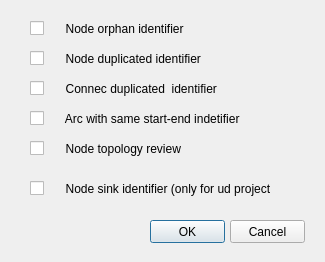
The window that ui/topology_tools.ui (Giswater/giswater_qgis_plugin) describes before a commit, drawn with Qt 5.
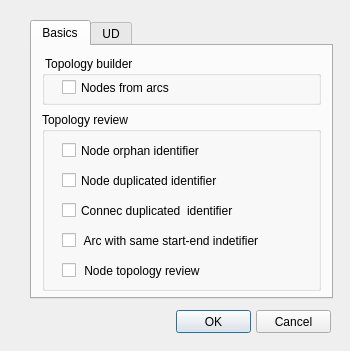
The same window after the commit.

```diff
--- a/ui/topology_tools.ui
+++ b/ui/topology_tools.ui
@@ -6,8 +6,8 @@
    <rect>
     <x>0</x>
     <y>0</y>
-    <width>325</width>
-    <height>262</height>
+    <width>350</width>
+    <height>351</height>
    </rect>
   </property>
   <property name="windowTitle">
@@ -16,8 +16,8 @@
   <widget class="QPushButton" name="btn_accept">
    <property name="geometry">
     <rect>
-     <x>150</x>
-     <y>220</y>
+     <x>176</x>
+     <y>310</y>
      <width>75</width>
      <height>23</height>
     </rect>
@@ -29,8 +29,8 @@
   <widget class="QPushButton" name="btn_cancel">
    <property name="geometry">
     <rect>
-     <x>230</x>
-     <y>220</y>
+     <x>256</x>
+     <y>310</y>
      <width>75</width>
      <height>23</height>
     </rect>
@@ -39,83 +39,223 @@
     <string>Cancel</string>
    </property>
   </widget>
-  <widget class="QCheckBox" name="check_node_duplicated">
-   <property name="geometry">
-    <rect>
-     <x>30</x>
-     <y>50</y>
-     <width>231</width>
-     <height>17</height>
-    </rect>
-   </property>
-   <property name="text">
-    <string>     Node duplicated identifier</string>
-   </property>
-  </widget>
-  <widget class="QCheckBox" name="check_connec_duplicated">
-   <property name="geometry">
-    <rect>
-     <x>30</x>
-     <y>80</y>
-     <width>221</width>
-     <height>17</height>
-    </rect>
-   </property>
-   <property name="text">
-    <string>     Connec duplicated  identifier</string>
-   </property>
-  </widget>
-  <widget class="QCheckBox" name="check_arc_same_startend">
-   <property name="geometry">
-    <rect>
-     <x>30</x>
-     <y>110</y>
-     <width>241</width>
-     <height>17</height>
-    </rect>
-   </property>
-   <property name="text">
-    <string>     Arc with same start-end indetifier</string>
-   </property>
-  </widget>
-  <widget class="QCheckBox" name="check_node_sink">
-   <property name="geometry">
-    <rect>
-     <x>30</x>
-     <y>180</y>
-     <width>241</width>
-     <height>17</height>
-    </rect>
-   </property>
-   <property name="text">
-    <string>     Node sink identifier (only for ud projects)</string>
-   </property>
-  </widget>
-  <widget class="QCheckBox" name="check_node_orphan">
+  <widget class="QTabWidget" name="tab_main">
    <property name="geometry">
     <rect>
      <x>30</x>
      <y>20</y>
-     <width>251</width>
-     <height>17</height>
+     <width>303</width>
+     <height>279</height>
     </rect>
    </property>
-   <property name="text">
-    <string>     Node orphan identifier</string>
+   <property name="currentIndex">
+    <number>0</number>
    </property>
-  </widget>
-  <widget class="QCheckBox" name="check_topology_repair">
-   <property name="geometry">
-    <rect>
-     <x>30</x>
-     <y>140</y>
-     <width>241</width>
-     <height>17</height>
-    </rect>
-   </property>
-   <property name="text">
-    <string>     Node topology review</string>
-   </property>
+   <widget class="QWidget" name="tab">
+    <attribute name="title">
+     <string>Basics</string>
+    </attribute>
+    <widget class="QGroupBox" name="groupBox">
+     <property name="geometry">
+      <rect>
+       <x>10</x>
+       <y>10</y>
+       <width>279</width>
+       <height>49</height>
+      </rect>
+     </property>
+     <property name="title">
+      <string> Topology builder</string>
+     </property>
+     <widget class="QCheckBox" name="check_arc_same_startend_4">
+      <property name="geometry">
+       <rect>
+        <x>20</x>
+        <y>23</y>
+        <width>271</width>
+        <height>17</height>
+       </rect>
+      </property>
+      <property name="text">
+       <string>Nodes from arcs</string>
+      </property>
+     </widget>
+    </widget>
+    <widget class="QGroupBox" name="groupBox_2">
+     <property name="geometry">
+      <rect>
+       <x>10</x>
+       <y>66</y>
+       <width>279</width>
+       <height>179</height>
+      </rect>
+     </property>
+     <property name="title">
+      <string>Topology review</string>
+     </property>
+     <widget class="QCheckBox" name="check_topology_repair_3">
+      <property name="geometry">
+       <rect>
+        <x>20</x>
+        <y>150</y>
+        <width>241</width>
+        <height>17</height>
+       </rect>
+      </property>
+      <property name="text">
+       <string> Node topology review</string>
+      </property>
+     </widget>
+     <widget class="QCheckBox" name="check_connec_duplicated_3">
+      <property name="geometry">
+       <rect>
+        <x>20</x>
+        <y>90</y>
+        <width>221</width>
+        <height>17</height>
+       </rect>
+      </property>
+      <property name="text">
+       <string>Connec duplicated  identifier</string>
+      </property>
+     </widget>
+     <widget class="QCheckBox" name="check_node_duplicated_3">
+      <property name="geometry">
+       <rect>
+        <x>20</x>
+        <y>60</y>
+        <width>231</width>
+        <height>17</height>
+       </rect>
+      </property>
+      <property name="text">
+       <string>Node duplicated identifier</string>
+      </property>
+     </widget>
+     <widget class="QCheckBox" name="check_arc_same_startend_3">
+      <property name="geometry">
+       <rect>
+        <x>20</x>
+        <y>120</y>
+        <width>241</width>
+        <height>17</height>
+       </rect>
+      </property>
+      <property name="text">
+       <string> Arc with same start-end indetifier</string>
+      </property>
+     </widget>
+     <widget class="QCheckBox" name="check_node_orphan_3">
+      <property name="geometry">
+       <rect>
+        <x>20</x>
+        <y>30</y>
+        <width>251</width>
+        <height>17</height>
+       </rect>
+      </property>
+      <property name="text">
+       <string>Node orphan identifier</string>
+      </property>
+     </widget>
+    </widget>
+   </widget>
+   <widget class="QWidget" name="tab_2">
+    <attribute name="title">
+     <string>UD</string>
+    </attribute>
+    <widget class="QGroupBox" name="groupBox_3">
+     <property name="geometry">
+      <rect>
+       <x>10</x>
+       <y>10</y>
+       <width>275</width>
+       <height>233</height>
+      </rect>
+     </property>
+     <property name="title">
+      <string>Review</string>
+     </property>
+     <widget class="QCheckBox" name="check_node_sink_4">
+      <property name="geometry">
+       <rect>
+        <x>18</x>
+        <y>86</y>
+        <width>241</width>
+        <height>17</height>
+       </rect>
+      </property>
+      <property name="text">
+       <string>Arcs sortint més alts que tubs</string>
+      </property>
+     </widget>
+     <widget class="QCheckBox" name="check_node_sink_3">
+      <property name="geometry">
+       <rect>
+        <x>18</x>
+        <y>56</y>
+        <width>241</width>
+        <height>17</height>
+       </rect>
+      </property>
+      <property name="text">
+       <string>Nodes sospitosos de ser reguladors</string>
+      </property>
+     </widget>
+     <widget class="QCheckBox" name="check_node_sink">
+      <property name="geometry">
+       <rect>
+        <x>18</x>
+        <y>26</y>
+        <width>241</width>
+        <height>20</height>
+       </rect>
+      </property>
+      <property name="text">
+       <string>Node sink identifier</string>
+      </property>
+     </widget>
+     <widget class="QCheckBox" name="check_node_sink_5">
+      <property name="geometry">
+       <rect>
+        <x>18</x>
+        <y>116</y>
+        <width>241</width>
+        <height>17</height>
+       </rect>
+      </property>
+      <property name="text">
+       <string>Ars interseccionats</string>
+      </property>
+     </widget>
+     <widget class="QCheckBox" name="check_node_sink_6">
+      <property name="geometry">
+       <rect>
+        <x>18</x>
+        <y>146</y>
+        <width>241</width>
+        <height>17</height>
+       </rect>
+      </property>
+      <property name="text">
+       <string>Ars girats</string>
+      </property>
+     </widget>
+     <widget class="QCheckBox" name="check_node_sink_7">
+      <property name="geometry">
+       <rect>
+        <x>18</x>
+        <y>174</y>
+        <width>241</width>
+        <height>17</height>
+       </rect>
+      </property>
+      <property name="text">
+       <string>Arcs que no tenen algun node inici o fi</string>
+      </property>
+     </widget>
+    </widget>
+   </widget>
   </widget>
  </widget>
  <resources/>
```
